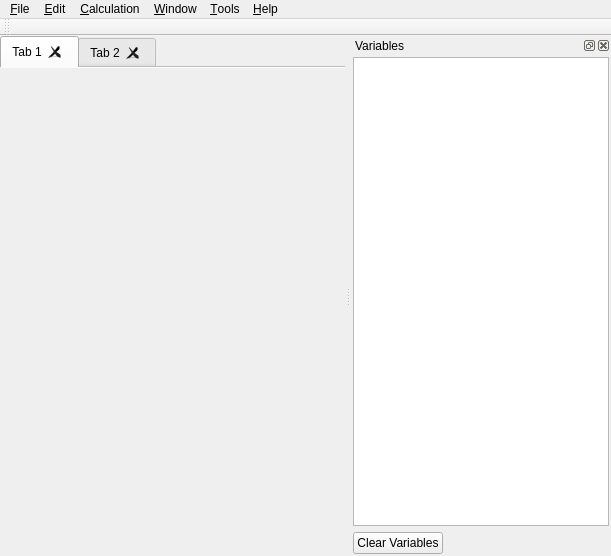
Above: mainwindow.ui from Rob0xFF/PhyxCalc before the change. Below: the same form after it.
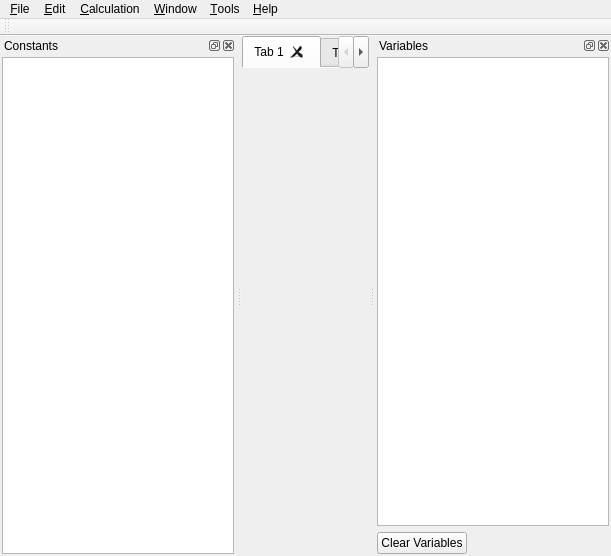
That is the form after the change. Icons and pictures are not drawn. Custom widgets are drawn as their Qt base class.

Commit message: improved gui and added constant dock

```diff
--- a/mainwindow.ui
+++ b/mainwindow.ui
@@ -178,7 +178,17 @@
       <number>2</number>
      </property>
      <item row="0" column="0" colspan="2">
-      <widget class="QTableWidget" name="variableTable"/>
+      <widget class="QTableWidget" name="variableTable">
+       <property name="editTriggers">
+        <set>QAbstractItemView::NoEditTriggers</set>
+       </property>
+       <property name="sortingEnabled">
+        <bool>false</bool>
+       </property>
+       <attribute name="verticalHeaderVisible">
+        <bool>true</bool>
+       </attribute>
+      </widget>
      </item>
      <item row="1" column="0">
       <widget class="QPushButton" name="clearVariablesButton">
@@ -207,6 +217,34 @@
     </layout>
    </widget>
   </widget>
+  <widget class="QDockWidget" name="constantsDock">
+   <property name="windowTitle">
+    <string>Constants</string>
+   </property>
+   <attribute name="dockWidgetArea">
+    <number>1</number>
+   </attribute>
+   <widget class="QWidget" name="dockWidgetContents_2">
+    <layout class="QGridLayout" name="gridLayout">
+     <property name="margin">
+      <number>2</number>
+     </property>
+     <item row="0" column="0">
+      <widget class="QTableWidget" name="constantsTable">
+       <property name="editTriggers">
+        <set>QAbstractItemView::NoEditTriggers</set>
+       </property>
+       <property name="sortingEnabled">
+        <bool>false</bool>
+       </property>
+       <attribute name="verticalHeaderVisible">
+        <bool>false</bool>
+       </attribute>
+      </widget>
+     </item>
+    </layout>
+   </widget>
+  </widget>
   <action name="actionNew_Tab">
    <property name="icon">
     <iconset resource="images.qrc">
```
Left out of the diff: 9 changed lines with no effect on the pictures. The commit also changes 6 other files.
